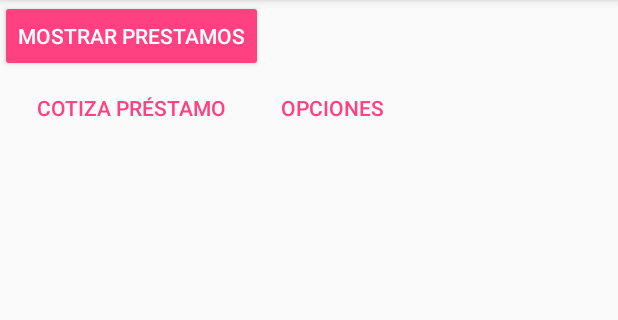
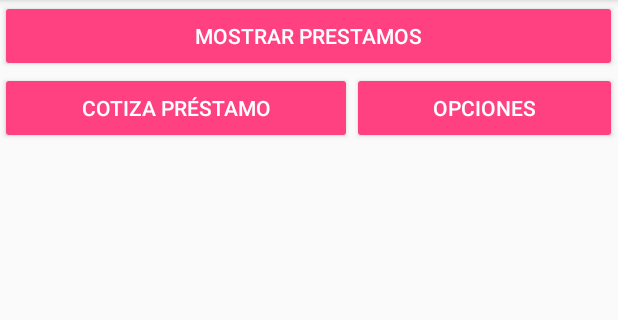
Before and after one commit to mgonzalez121690/NotariaDigital, an Android app: the MenuPrincipalActivity screen opened directly, with no data from a screen before it, on a phone screen of 412 x 824 dp, the part 84-404 px from its top. Run offline under Robolectric (Android 15) with nearby library versions, the phone set to English and light mode, and no system bars; our stand-ins replace ButterKnife.

Commit message:
Se implementa la autenticación en Firebase.  Fix de Look & feel del  menú principal

```diff
--- a/app/src/main/res/layout/activity_menu_principal_layout.xml
+++ b/app/src/main/res/layout/activity_menu_principal_layout.xml
@@ -2,32 +2,33 @@
 <TableLayout xmlns:android="http://schemas.android.com/apk/res/android"
     android:layout_height="match_parent"
     android:layout_width="match_parent"
-    android:stretchColumns="2"
+    android:stretchColumns="*"
     xmlns:tools="http://schemas.android.com/tools"
     tools:context="com.maveware.notariadigital.controller.MenuPrincipalActivity">
+
+    <TableRow
+        android:layout_width="match_parent"
+        android:layout_height="match_parent">
+
+        <Button
+            android:id="@+id/btn_mostrar_prestamos"
+            android:layout_span="2"
+            style="@style/Widget.AppCompat.Button.Colored"
+            android:text="@string/lbl_mostrar_prestamos" />
+
+    </TableRow>
 
     <TableRow>
 
         <Button
-            android:id="@+id/btn_mostrar_prestamos"
+            android:id="@+id/btn_mostrar_cotizador"
             style="@style/Widget.AppCompat.Button.Colored"
-            android:text="@string/lbl_mostrar_prestamos"/>
-
-    </TableRow>
-    <TableRow>
-
-        <Button
-            android:id="@+id/btn_mostrar_cotizador"
-            style="@style/Widget.AppCompat.Button.Borderless.Colored"
             android:text="@string/cotiza_prestamo"/>
-
-
 
         <Button
             android:id="@+id/btn_opciones"
-            style="@style/Widget.AppCompat.Button.Borderless.Colored"
+            style="@style/Widget.AppCompat.Button.Colored"
             android:text="Opciones"/>
     </TableRow>
 
-
 </TableLayout>
```
Also changed, not shown: app/src/main/java/com/maveware/notariadigital/controller/LogginActivity.java (+29 -7 lines).
